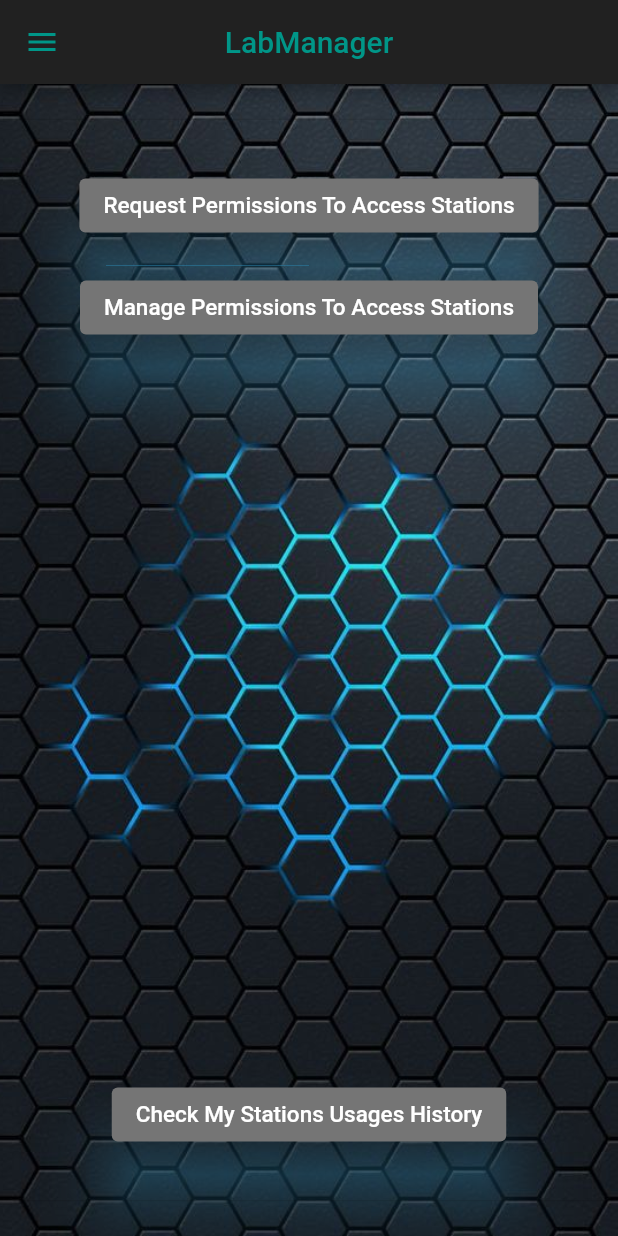
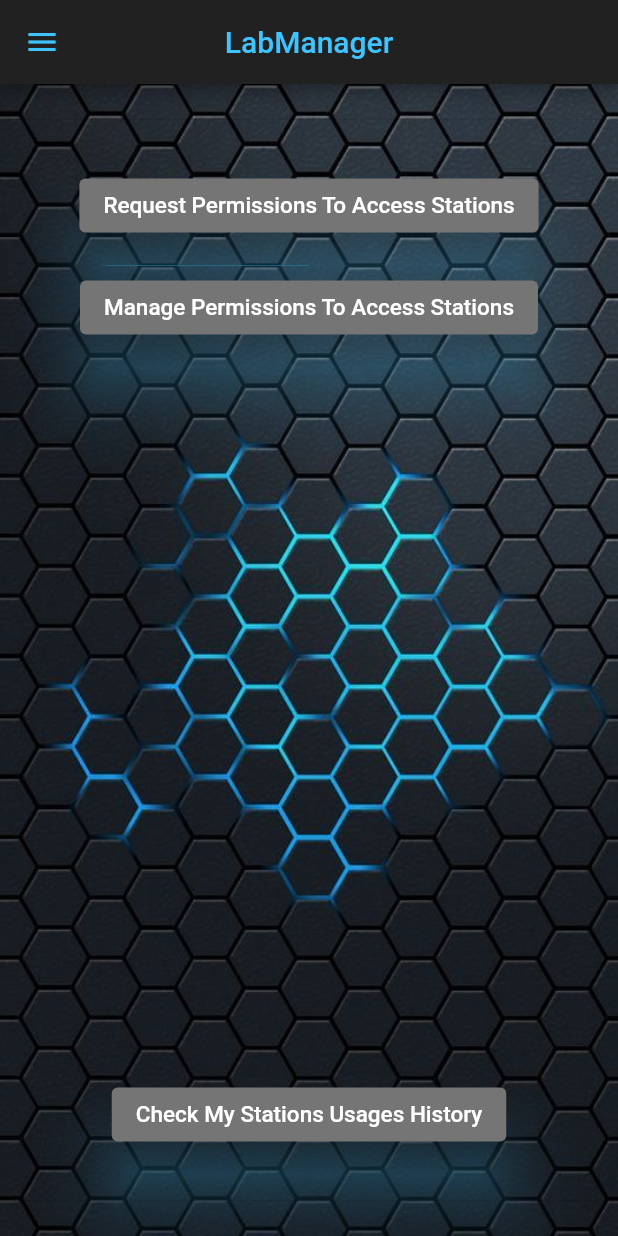
Before and after one commit to AseelAborokn/lab_manager_app, a Flutter app: the screen it shows once a user with an empty profile is signed in, on a phone screen of 412 x 824 dp. Run offline on Flutter 3.47's test engine with Material 2 defaults, Android fonts, the phone set to English and light mode, and no system bars; our stand-ins replace cloud_firestore, csv, email_validator, firebase_auth, firebase_core, flutter_spinkit and 1 more; missing offline and left inert: external_path; accounts and stored records are empty.

Commit message:
styling the home page

```diff
--- a/lib/screens/home/home.dart
+++ b/lib/screens/home/home.dart
@@ -32,7 +32,7 @@ class Home extends StatelessWidget {
             drawer: NavigationDrawerWidget(labUser: labUser),
             appBar: AppBar(
               // Title
-              title: const Text('LabManager', style: TextStyle(color: Colors.teal)),
+              title: const Text('LabManager', style: TextStyle(color: Colors.lightBlueAccent)),
               centerTitle: true,
               // Application Bar Color
               backgroundColor: Colors.grey.shade900,
@@ -41,7 +41,7 @@ class Home extends StatelessWidget {
                 builder: (context) =>
                     IconButton(
                       icon: const Icon(Icons.menu),
-                      color: Colors.teal,
+                      color: Colors.lightBlueAccent,
                       onPressed: () {
                         Scaffold.of(context).openDrawer();
                       },
```
